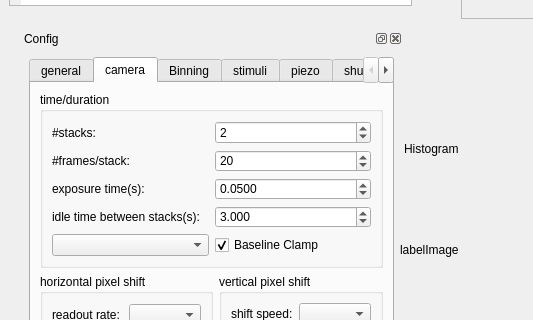
Qt form imagine.ui (HolyLab/Imagine) before a commit; both pictures show x 0 to 533 and y 149 to 469 of the 763 by 643 pixel window.
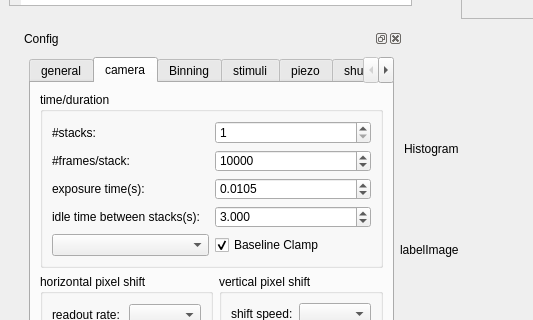
The same form after that commit. The open tabs and pages were chosen to show the change. Icons and pictures are not drawn. Custom widgets are drawn as their Qt base class.

Commit message: chg default settings to make debug easier

```diff
--- a/imagine.ui
+++ b/imagine.ui
@@ -311,7 +311,7 @@
                 <double>0.001000000000000</double>
                </property>
                <property name="value">
-                <double>0.050000000000000</double>
+                <double>0.010500000000000</double>
                </property>
               </widget>
              </item>
@@ -324,7 +324,7 @@
                 <number>999999999</number>
                </property>
                <property name="value">
-                <number>2</number>
+                <number>1</number>
                </property>
               </widget>
              </item>
@@ -337,7 +337,7 @@
                 <number>999999999</number>
                </property>
                <property name="value">
-                <number>20</number>
+                <number>10000</number>
                </property>
               </widget>
              </item>
```
Left out of the diff: 8 changed lines with no effect on the pictures.
